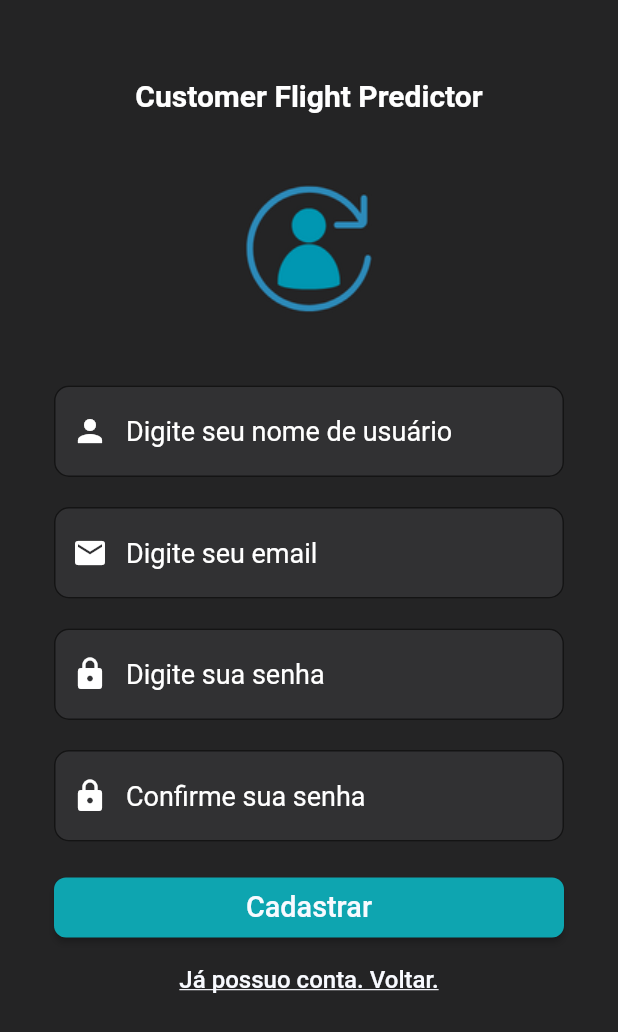
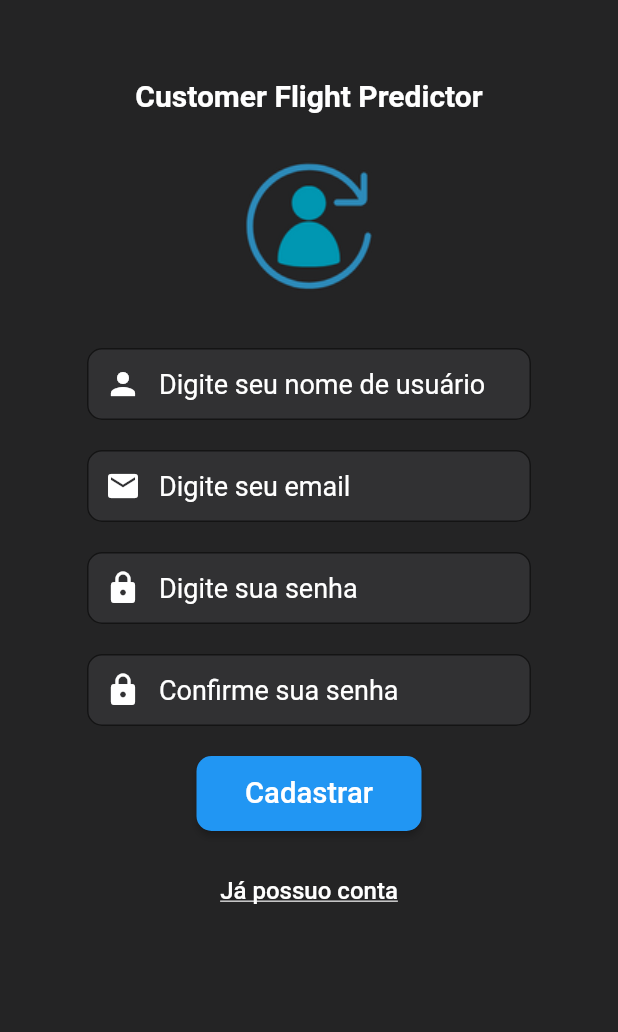
Before and after one commit to JoseRoberto1506/Customer-Flight-Predictor, a Flutter app: the screen it shows after launch, after a tap on "Cadastre-se", on a phone screen of 412 x 824 dp. Shown: the top 1032 px of the screen. Run offline on Flutter 3.47's test engine with Material 2 defaults, Android fonts, the phone set to English and light mode, and no system bars.

Commit message:
Ajustes nos componentes e simplificação do código da tela de cadastro

```diff
--- a/cfp_app/lib/pages/cadastro.dart
+++ b/cfp_app/lib/pages/cadastro.dart
@@ -1,5 +1,6 @@
 import 'package:cfp_app/pages/componentes/botao.dart';
 import 'package:flutter/material.dart';
+import 'package:cfp_app/pages/componentes/campoForm.dart';
 import 'package:cfp_app/pages/componentes/hiperlink.dart';
 
 class TelaCadastro extends StatefulWidget {
@@ -19,12 +20,11 @@ class _TelaCadastroState extends State<TelaCadastro> {
   @override
   Widget build(BuildContext context) {
     return Scaffold(
-      body: Form(
+        body: SingleChildScrollView(
+      child: Form(
           key: _formKey,
-          child: Center(
-            child: SizedBox(
-                width: 340,
-                child: ListView(
+          child: Column(
+            crossAxisAlignment: CrossAxisAlignment.center,
             children: [
               const SizedBox(
                 height: 52,
@@ -39,39 +39,18 @@ class _TelaCadastroState extends State<TelaCadastro> {
                   fontWeight: FontWeight.bold,
                 ),
               ),
-                    const SizedBox(height: 40),
+              const SizedBox(height: 25),
               SizedBox(
                 width: 102,
                 height: 102,
                 child: Image.asset("assets/images/logo.png"),
               ),
-                    const SizedBox(height: 40),
-                    TextFormField(
+              const SizedBox(height: 30),
+              CampoForm(
                 controller: _username,
                 obscureText: false,
-                      decoration: const InputDecoration(
-                        filled: true,
-                        fillColor: Color(0xFF313133),
-                        prefixIcon: Align(
-                          widthFactor: 1.0,
-                          heightFactor: 1.0,
-                          child: Icon(Icons.person, color: Colors.white),
-                        ),
+                icon: const Icon(Icons.person, color: Colors.white),
                 hintText: 'Digite seu nome de usuário',
-                        hintStyle: TextStyle(
-                          color: Colors.white,
-                          fontSize: 18,
-                        ),
-                        border: OutlineInputBorder(
-                          borderRadius: BorderRadius.all(
-                            Radius.circular(10),
-                          ),
-                        ),
-                      ),
-                      style: const TextStyle(
-                        color: Colors.white,
-                        fontSize: 18,
-                      ),
                 validator: (value) {
                   if (value == null || value.isEmpty) {
                     return 'Por favor, insira um nome de usuário';
@@ -80,32 +59,11 @@ class _TelaCadastroState extends State<TelaCadastro> {
                 },
               ),
               const SizedBox(height: 20),
-                    TextFormField(
+              CampoForm(
                 controller: _email,
                 obscureText: false,
-                      decoration: const InputDecoration(
-                        filled: true,
-                        fillColor: Color(0xFF313133),
-                        prefixIcon: Align(
-                          widthFactor: 1.0,
-                          heightFactor: 1.0,
-                          child: Icon(Icons.email, color: Colors.white),
-                        ),
+                icon: const Icon(Icons.email, color: Colors.white),
                 hintText: 'Digite seu email',
-                        hintStyle: TextStyle(
-                          color: Colors.white,
-                          fontSize: 18,
-                        ),
-                        border: OutlineInputBorder(
-                          borderRadius: BorderRadius.all(
-                            Radius.circular(10),
-                          ),
-                        ),
-                      ),
-                      style: const TextStyle(
-                        color: Colors.white,
-                        fontSize: 18,
-                      ),
                 validator: (value) {
                   if (value == null || value.isEmpty) {
                     return 'Por favor, insira um email';
@@ -114,32 +72,11 @@ class _TelaCadastroState extends State<TelaCadastro> {
                 },
               ),
               const SizedBox(height: 20),
-                    TextFormField(
+              CampoForm(
                 controller: _senha,
                 obscureText: true,
-                      decoration: const InputDecoration(
-                        filled: true,
-                        fillColor: Color(0xFF313133),
-                        prefixIcon: Align(
-                          widthFactor: 1.0,
-                          heightFactor: 1.0,
-                          child: Icon(Icons.lock, color: Colors.white),
-                        ),
+                icon: const Icon(Icons.lock, color: Colors.white),
                 hintText: 'Digite sua senha',
-                        hintStyle: TextStyle(
-                          color: Colors.white,
-                          fontSize: 18,
-                        ),
-                        border: OutlineInputBorder(
-                          borderRadius: BorderRadius.all(
-                            Radius.circular(10),
-                          ),
-                        ),
-                      ),
-                      style: const TextStyle(
-                        color: Colors.white,
-                        fontSize: 18,
-                      ),
                 validator: (value) {
                   if (value == null || value.isEmpty) {
                     return 'Por favor, insira uma senha';
@@ -148,32 +85,11 @@ class _TelaCadastroState extends State<TelaCadastro> {
                 },
               ),
               const SizedBox(height: 20),
-                    TextFormField(
+              CampoForm(
                 controller: _confirmarSenha,
                 obscureText: true,
-                      decoration: const InputDecoration(
-                        filled: true,
-                        fillColor: Color(0xFF313133),
-                        prefixIcon: Align(
-                          widthFactor: 1.0,
-                          heightFactor: 1.0,
-                          child: Icon(Icons.lock, color: Colors.white),
-                        ),
+                icon: const Icon(Icons.lock, color: Colors.white),
                 hintText: 'Confirme sua senha',
-                        hintStyle: TextStyle(
-                          color: Colors.white,
-                          fontSize: 18,
-                        ),
-                        border: OutlineInputBorder(
-                          borderRadius: BorderRadius.all(
-                            Radius.circular(10),
-                          ),
-                        ),
-                      ),
-                      style: const TextStyle(
-                        color: Colors.white,
-                        fontSize: 18,
-                      ),
                 validator: (value) {
                   if (value == null || value.isEmpty) {
                     return 'Por favor, confirme sua senha';
@@ -183,15 +99,15 @@ class _TelaCadastroState extends State<TelaCadastro> {
               ),
               const SizedBox(height: 20),
               const Botao(fn: cadastrar, texto: "Cadastrar"),
+              const SizedBox(height: 16),
               const Hiperlink(
                 texto: '',
                 caminho: '/',
-                      entrarCadastrar: 'Já possuo conta. Voltar.',
+                entrarCadastrar: 'Já possuo conta',
               ),
             ],
           )),
-          )),
-    );
+    ));
   }
 }
 
--- a/cfp_app/lib/pages/componentes/botao.dart
+++ b/cfp_app/lib/pages/componentes/botao.dart
@@ -14,17 +14,18 @@ class Botao extends StatelessWidget {
   Widget build(BuildContext context) {
     return ElevatedButton(
       style: ElevatedButton.styleFrom(
-        backgroundColor: Color(0xFF0EA5B0),
-        shape: RoundedRectangleBorder(borderRadius: BorderRadius.circular(8)),
-        minimumSize: const Size(296, 40),
+        shape: RoundedRectangleBorder(
+          borderRadius: BorderRadius.circular(10)),
+        minimumSize: const Size(150, 50),
+        maximumSize: const Size(296, 50),
       ),
       onPressed: fn,
       child: Text(
         texto,
         style: const TextStyle(
-          fontSize: 19.2,
+          fontSize: 19.5,
           fontFamily: 'Roboto',
-          color: Color.fromRGBO(248, 250, 255, 1),
+          color: Colors.white,
         ),
       ),
     );
--- a/cfp_app/lib/pages/componentes/campoForm.dart
+++ b/cfp_app/lib/pages/componentes/campoForm.dart
@@ -7,11 +7,13 @@ class CampoForm extends StatelessWidget {
     required this.obscureText,
     required this.hintText,
     required this.validator,
+    required this.icon,
   });
 
   final TextEditingController? controller;
   final bool obscureText;
   final String? hintText;
+  final Icon icon;
   final String? Function(String?)? validator;
 
   @override
@@ -21,17 +23,32 @@ class CampoForm extends StatelessWidget {
       obscureText: obscureText,
       decoration: InputDecoration(
         filled: true,
-        fillColor: const Color.fromRGBO(248, 250, 255, 1),
+        fillColor: const Color(0xFF313133),
+        prefixIcon: Align(
+          widthFactor: 1.0,
+          heightFactor: 1.0,
+          child: icon,
+        ),
         hintText: hintText,
+        hintStyle: const TextStyle(
+          color: Colors.white,
+          fontSize: 18,
+        ),
         contentPadding: const EdgeInsets.fromLTRB(22, 8, 0, 8),
-        border: OutlineInputBorder(
-          borderRadius: BorderRadius.circular(8.0),
+        border: const OutlineInputBorder(
+          borderRadius: BorderRadius.all(
+            Radius.circular(10),
+          ),
         ),
         constraints: const BoxConstraints(
           maxWidth: 296,
           maxHeight: 60,
         ),
       ),
+      style: const TextStyle(
+        color: Colors.white,
+        fontSize: 18,
+      ),
       validator: validator,
     );
   }
--- a/cfp_app/lib/pages/componentes/hiperlink.dart
+++ b/cfp_app/lib/pages/componentes/hiperlink.dart
@@ -20,7 +20,7 @@ class Hiperlink extends StatelessWidget {
         Text(
           texto,
           style: const TextStyle(
-            color: Color.fromRGBO(248, 250, 255, 1),
+            color: Colors.white,
             fontSize: 16,
             fontFamily: 'Roboto',
           ),
@@ -33,7 +33,7 @@ class Hiperlink extends StatelessWidget {
           child: Text(
             entrarCadastrar,
             style: const TextStyle(
-              color: Color.fromRGBO(248, 250, 255, 1),
+              color: Colors.white,
               fontSize: 16,
               fontFamily: 'Roboto',
               decoration: TextDecoration.underline,
--- a/cfp_app/lib/pages/login.dart
+++ b/cfp_app/lib/pages/login.dart
@@ -22,7 +22,7 @@ class _TelaLoginState extends State<TelaLogin> {
           crossAxisAlignment: CrossAxisAlignment.center,
           children: [
             const SizedBox(
-              height: 112.0,
+              height: 90.0,
             ),
             const Text(
                 'Customer Flight Predictor',
@@ -38,18 +38,19 @@ class _TelaLoginState extends State<TelaLogin> {
             // Logo
             SizedBox(
               width: 256.0,
-              height: 190.51,
+              height: 175.0,
               child: Image.asset("assets/images/logo.png"),
             ),
             const SizedBox(
-              height: 50.49,
+              height: 20.0,
             ),
 
             // Campo de email
             CampoForm(
               controller: _email,
               obscureText: false,
-              hintText: 'Email ou nome de usuário',
+              hintText: 'Email',
+              icon: const Icon(Icons.email, color: Colors.white),
               validator: (_) => null,
             ),
 
@@ -62,6 +63,7 @@ class _TelaLoginState extends State<TelaLogin> {
               controller: _senha,
               obscureText: true,
               hintText: 'Senha',
+              icon: const Icon(Icons.lock, color: Colors.white),
               validator: (_) => null,
             ),
 
```
Lines whose indentation alone changed are shown as unchanged.
